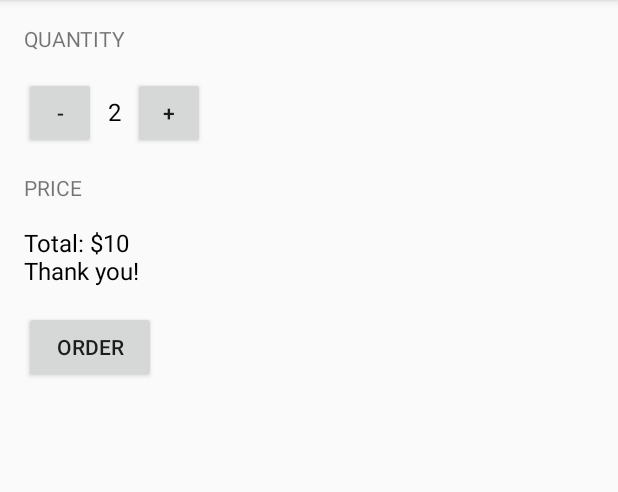
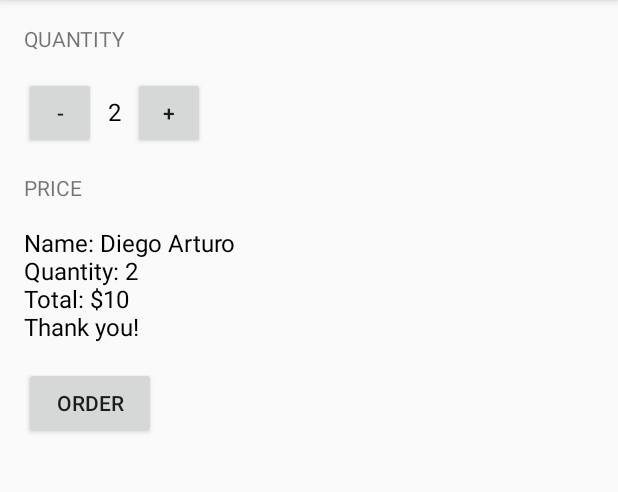
Before and after one commit to diegohdez90/JustJava, an Android app: the screen it shows after launch (MainActivity), after a tap on "ORDER", on a phone screen of 412 x 824 dp, the part 84-576 px from its top. Run offline under Robolectric (Android 15) with nearby library versions, the phone set to English and light mode, and no system bars.

Commit message:
feat(MainActivity): update activity adding two methods: one for calculate price and the other for send a order summary

```diff
--- a/app/src/main/java/com/example/android/justjava/MainActivity.java
+++ b/app/src/main/java/com/example/android/justjava/MainActivity.java
@@ -16,9 +16,23 @@ public class MainActivity extends AppCompatActivity {
         setContentView(R.layout.activity_main);
     }
 
+    /**
+     * Calculates the price of the order based on the current quantity.
+     *
+     * @return the price
+     */
+    private int calculatePrice() {
+        int price = quantity * 5;
+        return price;
+    }
+
+    private String createOrderSummary(int price ) {
+        return "Name: Diego Arturo\nQuantity: "+ quantity +"\nTotal: $" + calculatePrice() + "\nThank you!";
+    }
+
     public void submitOrder(View view){
-        String message = "Total: $" + (quantity * 5);
-        message = message + "\nThank you!";
+        int price = calculatePrice();
+        String message = createOrderSummary(price);
         displayMessage(message);
     }
 
```
